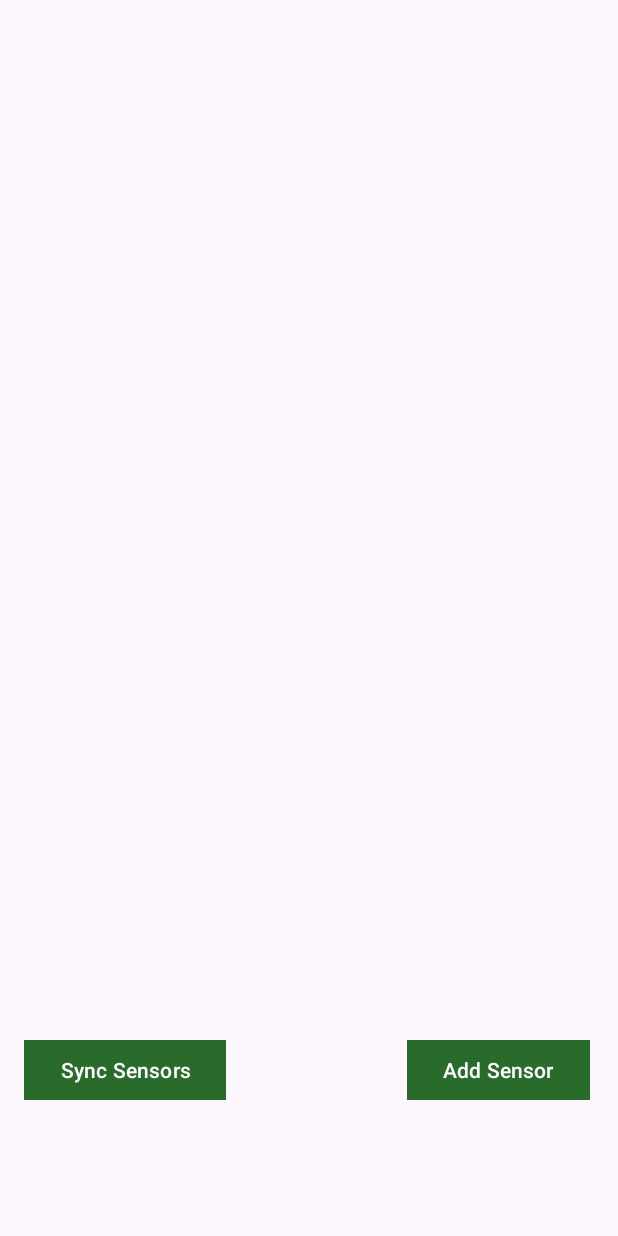
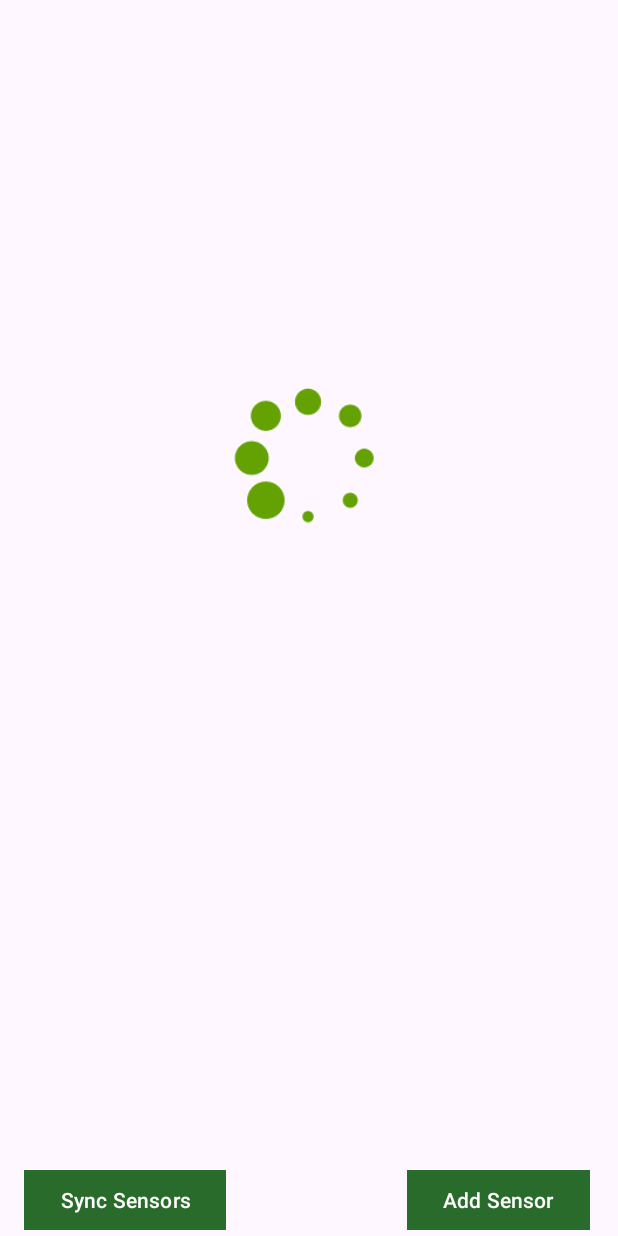
Before and after one commit to podolyanbogdan/login, an Android app: the screen it shows after launch (MainScreen), after a tap on "Sync Sensors", on a phone screen of 412 x 824 dp. Run offline under Robolectric (Android 15) with nearby library versions, the phone set to English and light mode, and no system bars; our stand-ins replace data binding.

Commit message:
lesson10_storage2_commit

```diff
--- a/app/build.gradle
+++ b/app/build.gradle
@@ -71,7 +71,7 @@ dependencies {
 
     implementation "com.github.skydoves:balloon:1.4.6"
     implementation "dev.chrisbanes.insetter:insetter:0.6.1"
-
+    implementation "androidx.swiperefreshlayout:swiperefreshlayout:1.1.0"
     implementation("androidx.compose.material3:material3:1.0.0-alpha14")
     implementation("androidx.compose.material3:material3-window-size-class:1.0.0-alpha14")
     implementation("org.jetbrains.kotlinx:kotlinx-serialization-json:1.4.0-RC")
--- a/app/src/main/java/com/example/login/constants/Constants.kt
+++ b/app/src/main/java/com/example/login/constants/Constants.kt
@@ -1,6 +1,7 @@
 package com.example.login.constants
 
 object Constants {
+    //jsoup properties
     const val URL_PAGE = "https://onix-systems.github.io/OnixAndroidInternship2022/"
     const val TAG_TO_FIND = "p"
 }
--- a/app/src/main/java/com/example/login/data/House.kt
+++ b/app/src/main/java/com/example/login/data/House.kt
@@ -13,5 +13,5 @@ data class House(
     @SerializedName("type")
     val type: String = "",
     @SerializedName("value")
-    val value: String = ""
+    var value: String = "",
 )
--- a/app/src/main/java/com/example/login/ui/sensorList/SensorAdapter.kt
+++ b/app/src/main/java/com/example/login/ui/sensorList/SensorAdapter.kt
@@ -44,4 +44,5 @@ class SensorAdapter(
             notifyDataSetChanged()
         }
     }
+
 }
--- a/app/src/main/java/com/example/login/ui/sensorList/SensorListFragment.kt
+++ b/app/src/main/java/com/example/login/ui/sensorList/SensorListFragment.kt
@@ -4,6 +4,7 @@ import android.os.Bundle
 import android.view.LayoutInflater
 import android.view.View
 import android.view.ViewGroup
+import android.widget.Toast
 import androidx.recyclerview.widget.GridLayoutManager
 import com.example.login.R
 import com.example.login.arch.BaseFragment
@@ -23,6 +24,7 @@ class SensorListFragment : BaseFragment<FragmentSensorListBinding>(R.layout.frag
         val view = super.onCreateView(inflater, container, savedInstanceState)
         binding.viewmodel = viewModel
         initRecycler()
+        syncByRefresh()
         return view
     }
 
@@ -31,6 +33,11 @@ class SensorListFragment : BaseFragment<FragmentSensorListBinding>(R.layout.frag
         super.setObservers()
         viewModel.addSensorTrigger.observe(this) {
             if (it) navigate(R.id.addSensorFragment)
+        }
+        viewModel.sensors.observe(this) {
+            if (!it.isNullOrEmpty()) {
+                viewModel.showLoadingGif.value = false
+            }
         }
     }
 
@@ -46,4 +53,12 @@ class SensorListFragment : BaseFragment<FragmentSensorListBinding>(R.layout.frag
         }
     }
 
+    private fun syncByRefresh() {
+        with(binding) {
+            refreshLayout.setOnRefreshListener {
+                viewModel.fetchSensorList()
+                refreshLayout.isRefreshing = false
+            }
+        }
+    }
 }
--- a/app/src/main/java/com/example/login/ui/sensorList/SensorListViewModel.kt
+++ b/app/src/main/java/com/example/login/ui/sensorList/SensorListViewModel.kt
@@ -8,28 +8,36 @@ import com.example.login.data.House
 import com.example.login.repository.SensorRepository
 import kotlinx.coroutines.Dispatchers.IO
 import kotlinx.coroutines.launch
+import kotlin.random.Random
 
-class SensorListViewModel(private val repo: SensorRepository): BaseViewModel() {
-    val sensors : MutableLiveData<List<House>> = repo.sensors
+class SensorListViewModel(private val repo: SensorRepository) : BaseViewModel() {
+    val sensors: MutableLiveData<List<House>> = repo.sensors
     val addSensorTrigger = MutableLiveData<Boolean>()
     val hidePrompt = MutableLiveData<Boolean>()
+    val showLoadingGif = MutableLiveData<Boolean>()
 
     init {
         hidePrompt.value = !sensors.value.isNullOrEmpty()
     }
 
-    private fun fetchData(){
+    private fun anyProperties() {
+        hidePrompt.value = true
+        showLoadingGif.value = sensors.value.isNullOrEmpty()
+    }
+
+    fun fetchSensorList() {
         viewModelScope.launch(IO) {
             repo.getJsonHouseString(repo.parseWebPage())
         }
         repo.syncSensors()
-        hidePrompt.value = true
+        anyProperties()
     }
 
-    fun syncSensors(){
-        fetchData()
+    fun syncSensors() {
+        fetchSensorList()
     }
-    fun addSensor(){
+
+    fun addSensor() {
         addSensorTrigger.value = true
     }
 
--- a/app/src/main/res/layout/fragment_sensor_list.xml
+++ b/app/src/main/res/layout/fragment_sensor_list.xml
@@ -15,6 +15,15 @@
             android:layout_height="match_parent">
 
 
+            <androidx.swiperefreshlayout.widget.SwipeRefreshLayout
+                android:id="@+id/refreshLayout"
+                android:layout_width="0dp"
+                android:layout_height="0dp"
+                app:layout_constraintBottom_toTopOf="@+id/btnSync"
+                app:layout_constraintEnd_toEndOf="parent"
+                app:layout_constraintStart_toStartOf="parent"
+                app:layout_constraintTop_toTopOf="parent">
+
                 <androidx.recyclerview.widget.RecyclerView
                     android:id="@+id/recySensors"
                     android:layout_width="409dp"
@@ -26,6 +35,8 @@
                     app:layout_constraintTop_toTopOf="parent"
                     app:layout_constraintVertical_bias="0.0" />
 
+            </androidx.swiperefreshlayout.widget.SwipeRefreshLayout>
+
             <com.google.android.material.button.MaterialButton
                 android:id="@+id/btnSync"
                 android:layout_width="wrap_content"
@@ -36,7 +47,7 @@
                 app:cornerRadius="0dp"
                 app:layout_constraintBottom_toBottomOf="parent"
                 app:layout_constraintStart_toStartOf="parent"
-                app:layout_constraintTop_toBottomOf="@+id/recySensors"
+                app:layout_constraintTop_toBottomOf="@+id/refreshLayout"
                 app:layout_constraintVertical_bias="0.506" />
 
             <com.google.android.material.button.MaterialButton
@@ -50,7 +61,7 @@
                 app:layout_constraintEnd_toEndOf="parent"
                 app:layout_constraintHorizontal_bias="0.868"
                 app:layout_constraintStart_toEndOf="@+id/btnSync"
-                app:layout_constraintTop_toBottomOf="@+id/recySensors"
+                app:layout_constraintTop_toBottomOf="@+id/refreshLayout"
                 app:layout_constraintVertical_bias="0.506" />
 
             <ImageView
@@ -82,6 +93,20 @@
                 app:layout_constraintStart_toStartOf="@+id/imageView"
                 app:layout_constraintTop_toBottomOf="@+id/imageView" />
 
+            <pl.droidsonroids.gif.GifImageView
+                android:id="@+id/gifLoading"
+                android:layout_width="100dp"
+                android:layout_height="100dp"
+                android:src="@drawable/loading"
+                android:visibility="@{viewmodel.showLoadingGif ? View.VISIBLE : View.INVISIBLE}"
+                app:layout_constraintBottom_toBottomOf="parent"
+                app:layout_constraintEnd_toEndOf="parent"
+                app:layout_constraintHorizontal_bias="0.498"
+                app:layout_constraintStart_toStartOf="parent"
+                app:layout_constraintTop_toTopOf="parent"
+                app:layout_constraintVertical_bias="0.353"
+                tools:visibility="visible" />
+
 
         </androidx.constraintlayout.widget.ConstraintLayout>
 
```
Also changed, not shown: app/src/main/java/com/example/login/data/FakeLocaleSync.kt (added, +11 -0 lines), app/src/main/java/com/example/login/data/LocaleSensor.kt (added, +10 -0 lines), app/src/main/java/com/example/login/repository/SensorRepository.kt (+32 -5 lines), app/src/main/java/com/example/login/ui/addSensor/AddSensorViewModel.kt (+22 -9 lines), app/src/main/res/layout/fragment_add_sensor.xml (+8 -5 lines), app/src/main/res/drawable/loading.gif (added). Lines whose indentation alone changed are shown as unchanged.
